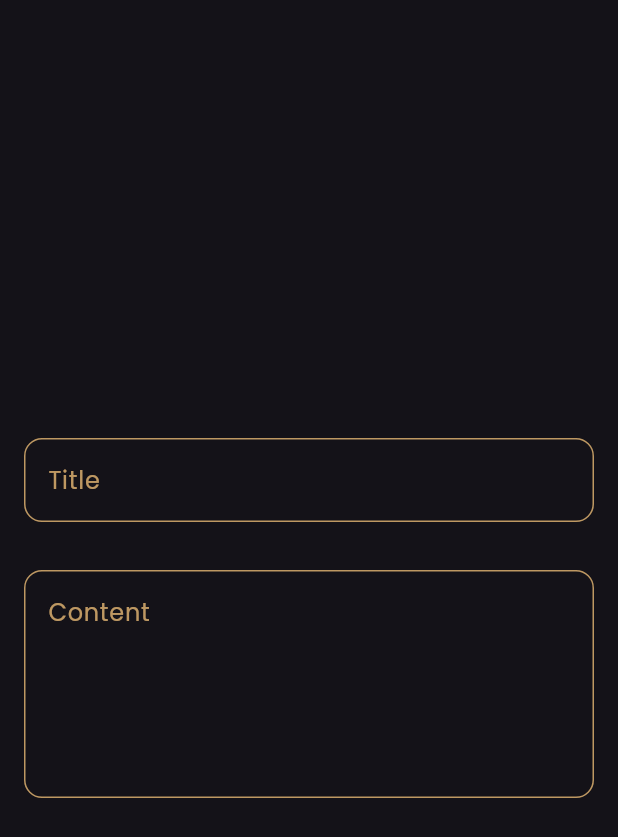
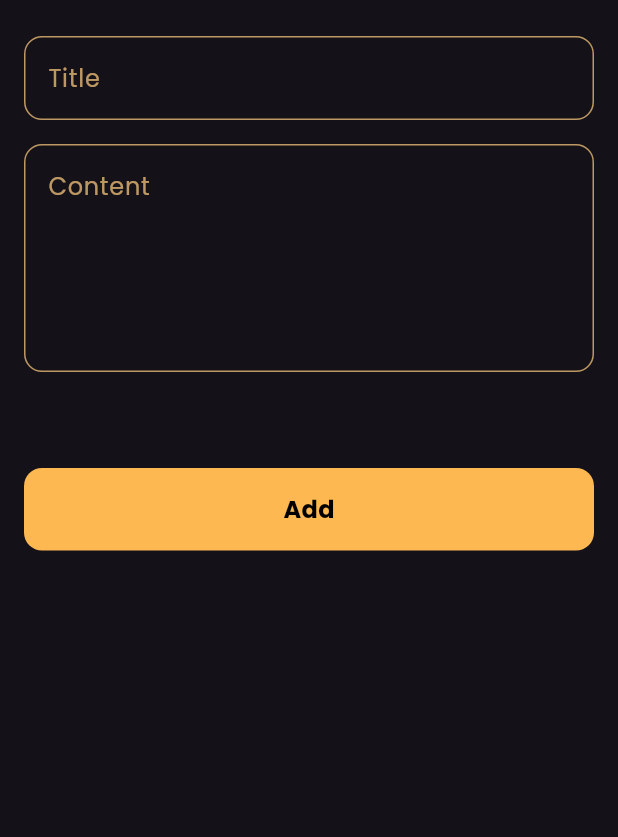
Before and after one commit to George-Abboud/notes_app, a Flutter app: the NoteModalBottomSheet widget shown alone on an empty page, opened directly, on a phone screen of 412 x 824 dp. Shown: the top 837 px of the screen. Run offline on Flutter 3.47's test engine with Material 3 defaults, Android fonts, the phone set to English and light mode, and no system bars; our stand-ins replace google_fonts.

Commit message:
creata add button

```diff
--- /dev/null
+++ b/lib/views/widgets/custom_button_widget.dart
@@ -0,0 +1,42 @@
+import 'package:flutter/material.dart';
+import 'package:notes_app/constants.dart';
+
+class CustomButtonWidget extends StatelessWidget {
+  CustomButtonWidget({
+    super.key,
+    required this.onTap,
+    required this.title,
+  });
+  final String title;
+  VoidCallback? onTap;
+
+  @override
+  Widget build(BuildContext context) {
+    return Padding(
+      padding: const EdgeInsets.symmetric(horizontal: 16, vertical: 8),
+      child: GestureDetector(
+        onTap: onTap,
+        child: Container(
+          width: MediaQuery.of(context).size.width,
+          decoration: BoxDecoration(
+            borderRadius: BorderRadius.circular(12),
+            color: kPrimaryColor,
+          ),
+          child: Center(
+            child: Padding(
+              padding: const EdgeInsets.symmetric(vertical: 16),
+              child: Text(
+                title,
+                style: const TextStyle(
+                  color: Colors.black,
+                  fontSize: 16,
+                  fontWeight: FontWeight.bold,
+                ),
+              ),
+            ),
+          ),
+        ),
+      ),
+    );
+  }
+}
--- a/lib/views/widgets/note_modal_bottom_sheet_widget.dart
+++ b/lib/views/widgets/note_modal_bottom_sheet_widget.dart
@@ -1,4 +1,5 @@
 import 'package:flutter/material.dart';
+import 'package:notes_app/views/widgets/custom_button_widget.dart';
 import 'package:notes_app/views/widgets/custom_text_field_widget.dart';
 
 class NoteModalBottomSheet extends StatelessWidget {
@@ -6,19 +7,31 @@ class NoteModalBottomSheet extends StatelessWidget {
 
   @override
   Widget build(BuildContext context) {
-    return Column(
+    return SingleChildScrollView(
+      child: Column(
         mainAxisAlignment: MainAxisAlignment.center,
         children: [
-        CustomTextField(onChanged: (data) {}, hintText: 'Title'),
           const SizedBox(
             height: 16,
+          ),
+          CustomTextField(
+            onChanged: (data) {},
+            hintText: 'Title',
           ),
           CustomTextField(
             onChanged: (data) {},
             hintText: 'Content',
             maxLines: 5,
           ),
+          const SizedBox(
+            height: 48,
+          ),
+          CustomButtonWidget(onTap: () {}, title: 'Add'),
+          const SizedBox(
+            height: 24,
+          ),
         ],
+      ),
     );
   }
 }
```
Lines whose indentation alone changed are shown as unchanged.
